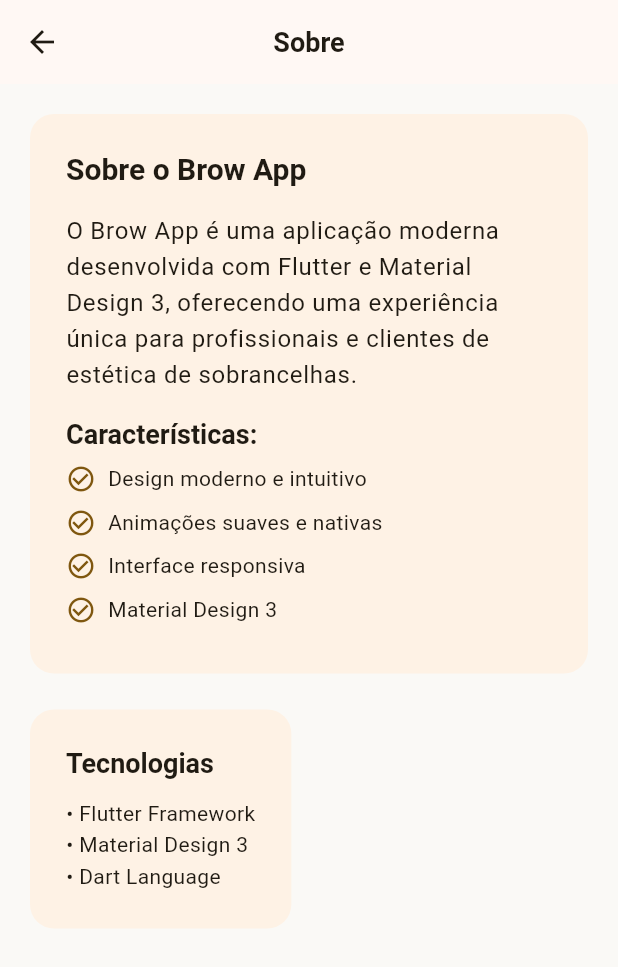
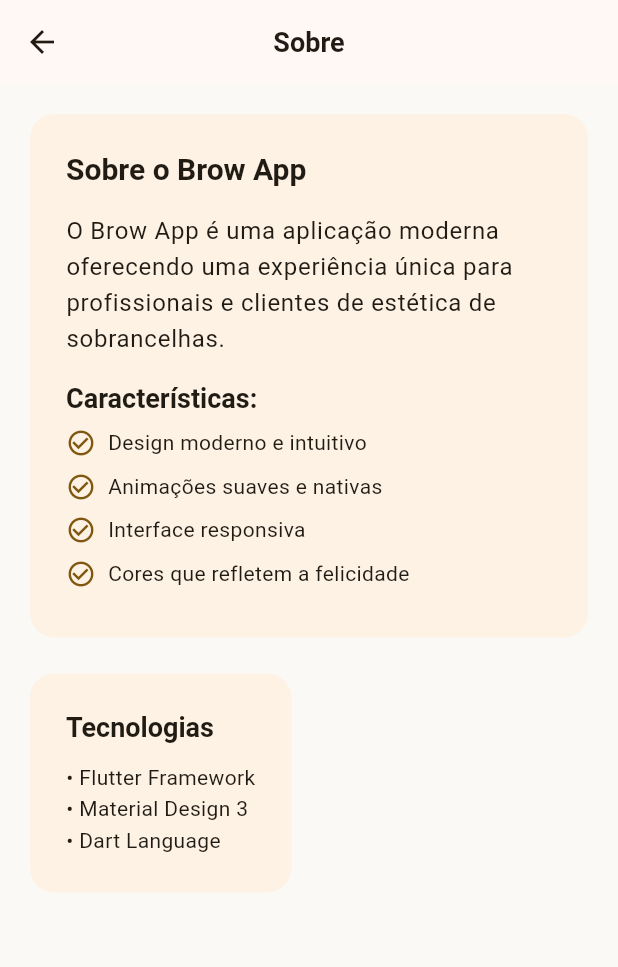
Before and after one commit to lucasroldon/sobrancelha_estetica, a Flutter app: the AboutScreen screen opened by its route, on a phone screen of 412 x 824 dp. Shown: the top 967 px of the screen. Run offline on Flutter 3.47's test engine with Material 3 defaults, Android fonts, the phone set to English and light mode, and no system bars; our stand-ins replace shared_preferences; accounts and stored records are empty.

Commit message:
telas iniciais

```diff
--- a/lib/screens/about_screen.dart
+++ b/lib/screens/about_screen.dart
@@ -27,7 +27,7 @@ class AboutScreen extends StatelessWidget {
                     ),
                     const SizedBox(height: 16),
                     Text(
-                      'O Brow App é uma aplicação moderna desenvolvida com Flutter e Material Design 3, oferecendo uma experiência única para profissionais e clientes de estética de sobrancelhas.',
+                      'O Brow App é uma aplicação moderna oferecendo uma experiência única para profissionais e clientes de estética de sobrancelhas.',
                       style: Theme.of(context).textTheme.bodyLarge,
                     ),
                     const SizedBox(height: 16),
@@ -39,7 +39,7 @@ class AboutScreen extends StatelessWidget {
                     _buildFeatureItem(context, 'Design moderno e intuitivo'),
                     _buildFeatureItem(context, 'Animações suaves e nativas'),
                     _buildFeatureItem(context, 'Interface responsiva'),
-                    _buildFeatureItem(context, 'Material Design 3'),
+                    _buildFeatureItem(context, 'Cores que refletem a felicidade'),
                   ],
                 ),
               ),
```
